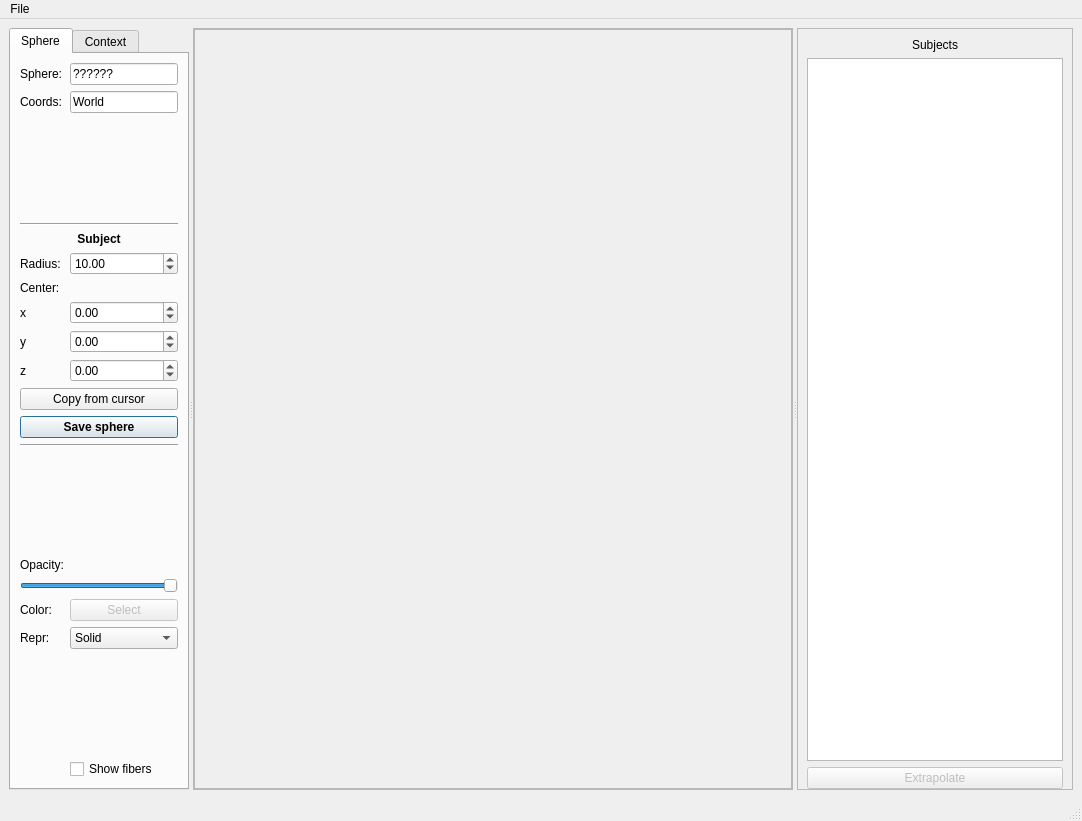
Above: braviz/interaction/qt_guis/roi_builder.ui from diego0020/braviz-app before the change. Below: the same form after it.
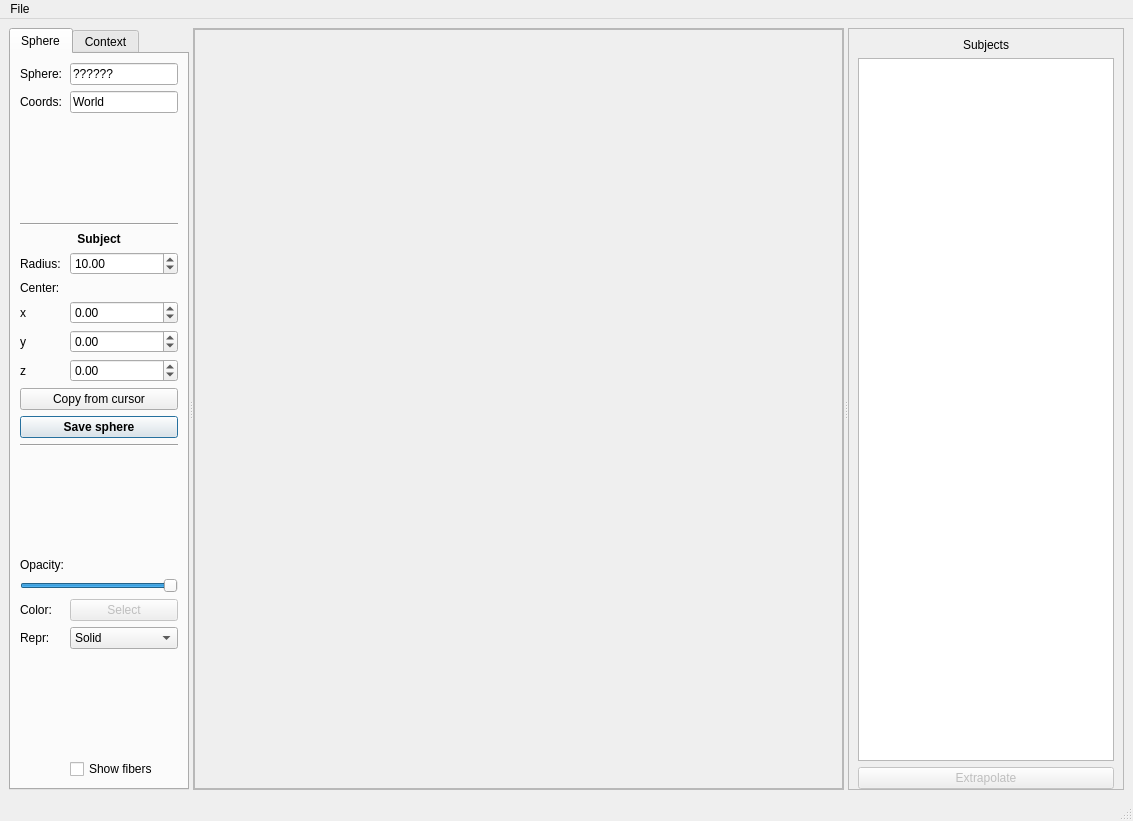
That is the form after the change.

Diff of the .ui file:
```diff
--- a/braviz/interaction/qt_guis/roi_builder.ui
+++ b/braviz/interaction/qt_guis/roi_builder.ui
@@ -6,7 +6,7 @@
    <rect>
     <x>0</x>
     <y>0</y>
-    <width>930</width>
+    <width>1133</width>
     <height>821</height>
    </rect>
   </property>
@@ -592,7 +592,7 @@
     <rect>
      <x>0</x>
      <y>0</y>
-     <width>930</width>
+     <width>1133</width>
      <height>26</height>
     </rect>
    </property>
```
Left out of the diff: 2 changed lines with no effect on the pictures.
